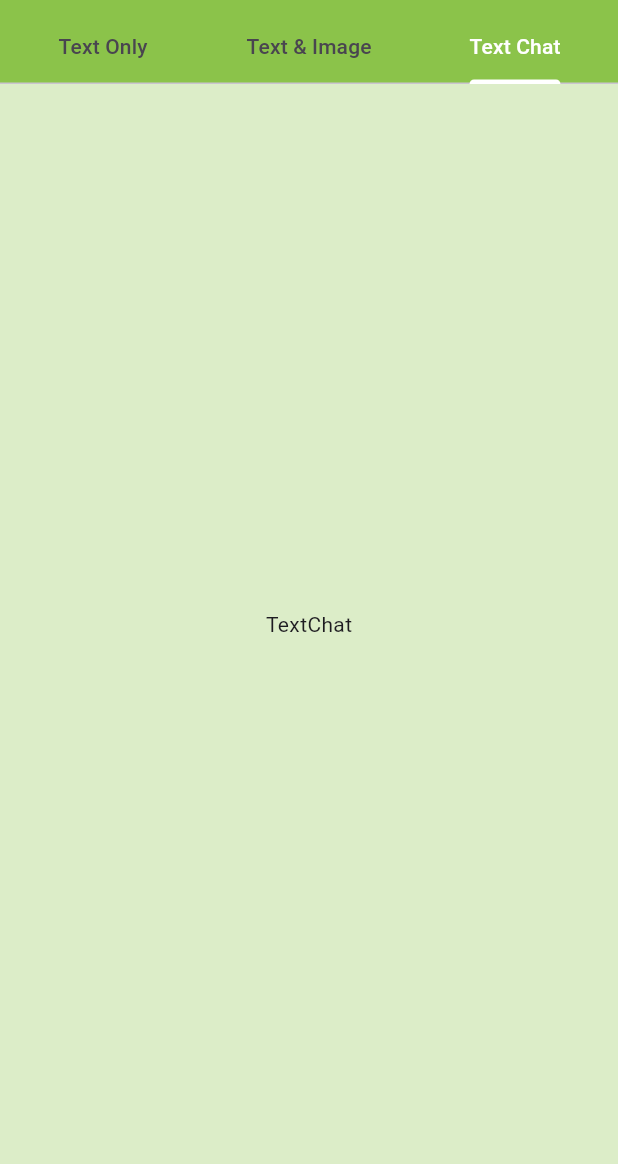
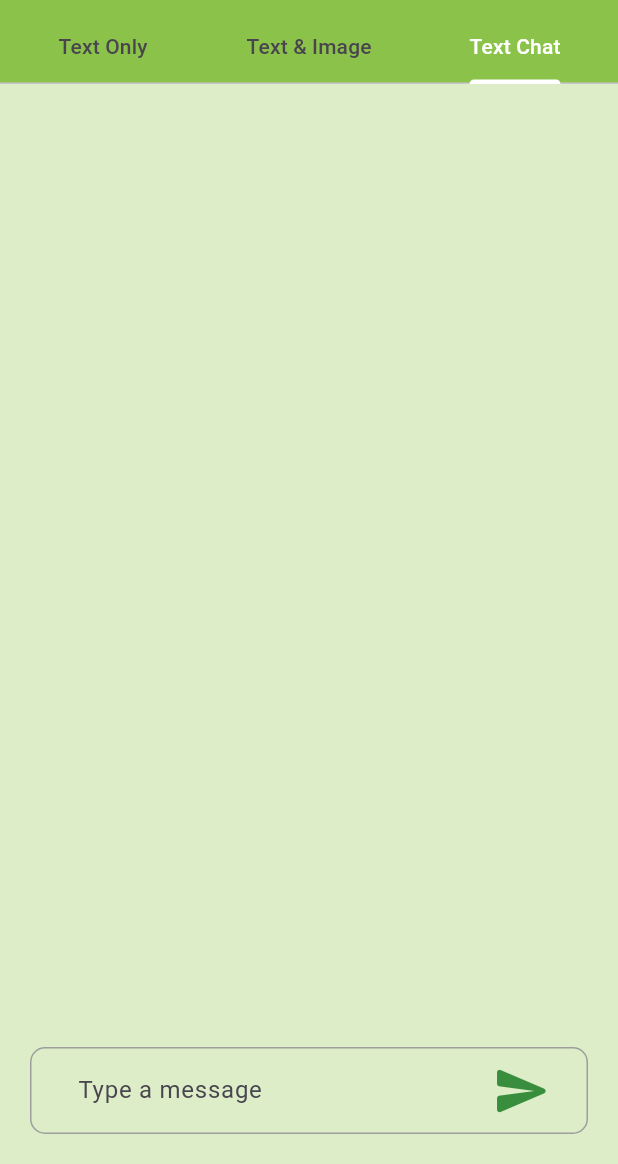
Before and after one commit to AritraBiswas9788/GeminiChatbot, a Flutter app: the screen it shows after launch, tab 3 chosen, on a phone screen of 412 x 824 dp, the part 72-1236 px from its top. Run offline on Flutter 3.47's test engine with Material 3 defaults, Android fonts, the phone set to English and light mode, and no system bars; drawn by our look-alikes of scrollable_positioned_list; our stand-ins replace flutter_chat_bubble, flutter_gemini, flutter_spinkit, image_picker; missing offline and left inert: google_gemini.

Commit message:
Text Chat done. Basic App complete.

```diff
--- a/lib/textchat.dart
+++ b/lib/textchat.dart
@@ -1,7 +1,17 @@
 import 'package:flutter/material.dart';
+import 'package:flutter_spinkit/flutter_spinkit.dart';
+import 'package:geminichatbot/CustomWidgets/botttext.dart';
+import 'CustomWidgets/prompttext.dart';
+import 'CustomWidgets/botchat.dart';
+import 'CustomWidgets/userchat.dart';
+import 'package:google_gemini/google_gemini.dart';
+import 'package:flutter_gemini/flutter_gemini.dart';
+import 'package:scrollable_positioned_list/scrollable_positioned_list.dart';
 
 //ignore_for_file: prefer_const_constructors
 //ignore_for_file: prefer_const_literals
+
+String apiKey = "AIzaSyAoThvv1BL4MmnpGV93IAO8-safpRPYTNs";
 
 class TextChat extends StatefulWidget {
   const TextChat({super.key});
@@ -10,14 +20,122 @@ class TextChat extends StatefulWidget {
   State<TextChat> createState() => _TextChatState();
 }
 
-class _TextChatState extends State<TextChat> {
+class _TextChatState extends State<TextChat> with AutomaticKeepAliveClientMixin {
+  final List<Content> chats = [];
+  String chat = "";
+  bool loading = false;
+  late Gemini gemini;
+  final itemScrollController = ItemScrollController();
+  final textController = TextEditingController();
+
+  void initializeGeminiBot() {
+    Gemini.init(apiKey: apiKey);
+    gemini = Gemini.instance;
+  }
+
+  void logChats(String role, String text) {
+    setState(() {
+      chats.add(Content(
+          role: role, parts: [Parts(text: text)]));
+      if(chats.length>2) {
+        itemScrollController.scrollTo(index: chats.length+1, duration: Duration(seconds: 1), curve: Curves.easeInOutCubic);
+      }
+    });
+  }
+
+  void generateChats() async
+  {
+    String response = "";
+    await gemini.chat(chats).then((value) {
+      response = value?.output ?? 'No Output Given';
+    })
+    .catchError((error) {response = "Error Occurred ${error}";});
+    logChats('model', response);
+    loading = false;
+  }
+
+  @override
+  void initState() {
+    super.initState();
+    initializeGeminiBot();
+  }
+
   @override
   Widget build(BuildContext context) {
     return Scaffold(
-      backgroundColor: Colors.lightGreen[100],
-      body: Center(
-          child: Text("TextChat")
-      ),
-    );
+        backgroundColor: Colors.lightGreen[100],
+        body: Column(
+          children: [
+            Expanded(
+                child: ScrollablePositionedList.builder(
+                    itemScrollController: itemScrollController,
+                    itemCount: chats.length,
+                    itemBuilder: (context,index)
+                    {
+                      return (chats[index].role == "user") ? UserChat(chat: chats[index].parts?.lastOrNull?.text?? 'No data Found!'):BotChat(chat: chats[index].parts?.lastOrNull?.text?? 'No data Found!');
+                    }
+                )
+            ),
+            Container(
+              alignment: Alignment.bottomRight,
+              margin: const EdgeInsets.all(20),
+              padding: const EdgeInsets.symmetric(horizontal: 15.0),
+              decoration: BoxDecoration(
+                borderRadius: BorderRadius.circular(10.0),
+                border: Border.all(color: Colors.grey),
+              ),
+              child: Row(
+                children: [
+                  Expanded(
+                    child: TextFormField(
+                      controller: textController,
+                      onChanged: (text){
+                        chat = text;
+                      },
+                      decoration: InputDecoration(
+                        hintText: "Type a message",
+                        border: OutlineInputBorder(
+                            borderRadius: BorderRadius.circular(10.0),
+                            borderSide: BorderSide.none),
+                        fillColor: Colors.transparent,
+                      ),
+                      maxLines: 4,
+                      minLines: 1,
+                      keyboardType: TextInputType.multiline,
+                    ),
+                  ),
+                  Visibility(
+                    visible: !loading,
+                    child: IconButton(
+                      icon: Icon(Icons.send_rounded,
+                          color: Colors.green[700], size: 40.0),
+                      onPressed: () {
+                        if(chat.isNotEmpty) {
+                          setState(() {
+                            FocusManager.instance.primaryFocus?.unfocus();
+                            String p = chat;
+                            logChats("user", chat);
+                            textController.clear();
+                            loading = true;
+                            generateChats();
+
+                          });
+                        }
+                      },
+                    ),
+                  ),
+                  Visibility(
+                      visible: loading,
+                      child: SpinKitFadingCube(
+                        color: Colors.green[700]!!,
+                      ))
+                ],
+              ),
+            )
+          ],
+        ));
   }
+
+  @override
+  bool get wantKeepAlive => true;
 }
--- a/lib/textwithimage.dart
+++ b/lib/textwithimage.dart
@@ -92,8 +92,6 @@ class _TextWithImageState extends State<TextWithImage> with AutomaticKeepAliveCl
                 itemBuilder: (context,index)
                 {
                   return (history[index]['role'] == "User") ? (history[index]['image'] == null)?PromptText(prompt: history[index]['text']):PromptImageText(prompt: history[index]['text'],imageFile: history[index]['image']):botText(text: history[index]['text']);
-
-
                 }
             )
           ),
--- a/pubspec.yaml
+++ b/pubspec.yaml
@@ -43,6 +43,8 @@ dev_dependencies:
   flutter_spinkit: ^5.2.0
   scrollable_positioned_list: ^0.3.8
   image_picker: ^1.0.5
+  flutter_gemini: ^1.0.1
+  flutter_chat_bubble: ^2.0.2
 
   # The "flutter_lints" package below contains a set of recommended lints to
   # encourage good coding practices. The lint set provided by the package is
```
Also changed, not shown: lib/CustomWidgets/botchat.dart (added, +48 -0 lines), lib/CustomWidgets/userchat.dart (added, +48 -0 lines), assets/chat.png (added), pubspec.lock.
